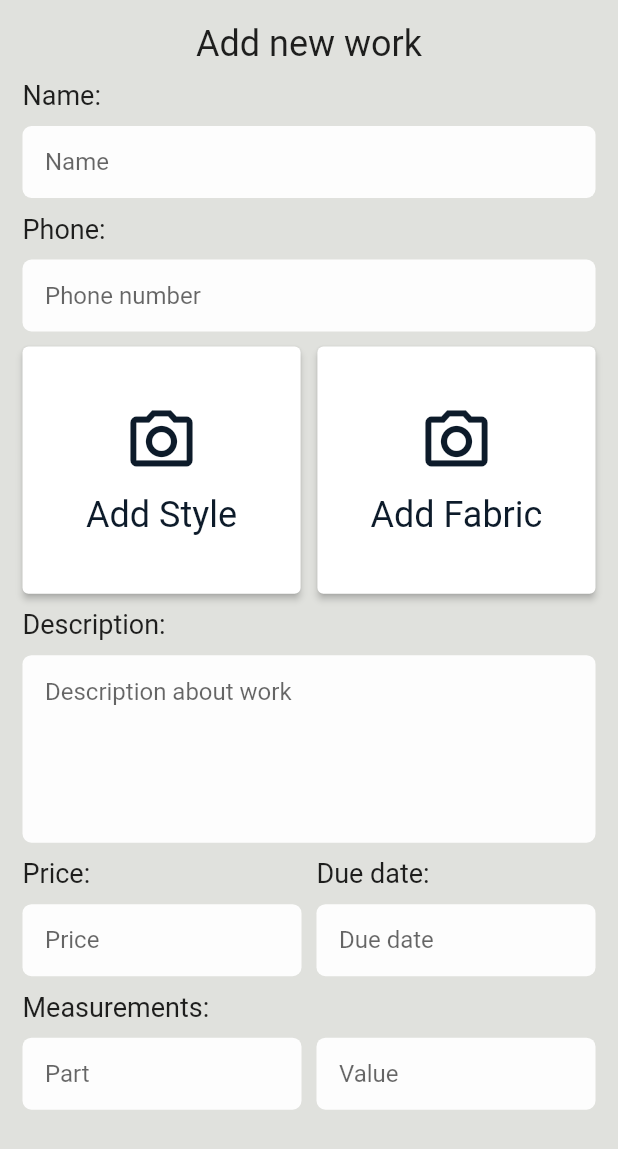
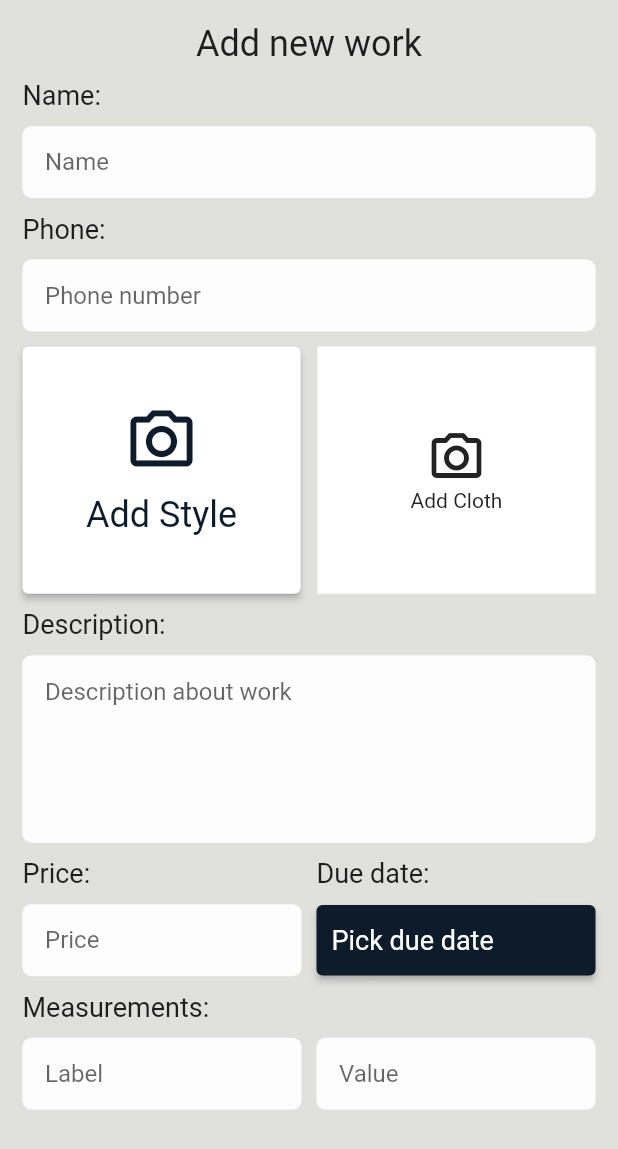
Before and after one commit to Genics85/tailor-app, a Flutter app: the AddPage screen opened directly, on a phone screen of 412 x 824 dp. Shown: the top 1149 px of the screen. Run offline on Flutter 3.47's test engine with Material 2 defaults, Android fonts, the phone set to English and light mode, and no system bars; our stand-ins replace image_picker; network calls fail.

Commit message:
date picker done

```diff
--- a/lib/screens/add_page.dart
+++ b/lib/screens/add_page.dart
@@ -5,13 +5,16 @@ import '../widgets/colors.dart';
 import 'package:image_picker/image_picker.dart';
 
 class AddPage extends StatefulWidget {
-  AddPage({super.key});
+  const AddPage({super.key});
 
   @override
   State<AddPage> createState() => _AddPageState();
 }
 
 class _AddPageState extends State<AddPage> {
+  final TextEditingController _phoneController = TextEditingController();
+  final TextEditingController _nameController = TextEditingController();
+  final TextEditingController _priceController = TextEditingController();
   final TextEditingController _descriptionController = TextEditingController();
   final TextEditingController _labelController = TextEditingController();
   final TextEditingController _valueController = TextEditingController();
@@ -20,7 +23,32 @@ class _AddPageState extends State<AddPage> {
     Size size = MediaQuery.of(context).size;
 
     File? stylePic;
-    XFile? clothPic;
+    File? clothPic;
+    DateTime dateTime = DateTime.now();
+    bool static = true;
+
+    pickDate(BuildContext context) async {
+      await showDatePicker(
+          context: context,
+          initialDate: DateTime.now(),
+          firstDate: DateTime.now(),
+          lastDate: DateTime(2100),
+          builder: (context, child) {
+            return Theme(
+              data: Theme.of(context).copyWith(
+                  colorScheme: ColorScheme.light(primary: AppColors.colorDark),
+                  textButtonTheme: TextButtonThemeData(
+                      style: TextButton.styleFrom(
+                          backgroundColor: AppColors.colorDark,
+                          foregroundColor: Colors.white))),
+              child: child!,
+            );
+          }).then((value) {
+        setState(() {
+          dateTime = value!;
+        });
+      });
+    }
 
     pickStyle() async {
       var image = await ImagePicker().pickImage(source: ImageSource.gallery);
@@ -31,11 +59,15 @@ class _AddPageState extends State<AddPage> {
     }
 
     pickCloth() async {
+      debugPrint((clothPic == null).toString());
+      debugPrint("###########################################");
       var image = await ImagePicker().pickImage(source: ImageSource.gallery);
       if (image == null) return null;
       setState(() {
-        clothPic = image;
+        clothPic = File(image.path);
       });
+      debugPrint("###########################################");
+      debugPrint((clothPic == null).toString());
     }
 
     return SafeArea(
@@ -60,7 +92,7 @@ class _AddPageState extends State<AddPage> {
                       height: 10,
                     ),
                     TextField(
-                        controller: _labelController,
+                        controller: _nameController,
                         decoration: InputDecoration(
                             filled: true,
                             fillColor: const Color.fromARGB(242, 255, 255, 255),
@@ -84,7 +116,7 @@ class _AddPageState extends State<AddPage> {
                       height: 10,
                     ),
                     TextField(
-                        controller: _labelController,
+                        controller: _phoneController,
                         decoration: InputDecoration(
                             filled: true,
                             fillColor: const Color.fromARGB(242, 255, 255, 255),
@@ -102,7 +134,9 @@ class _AddPageState extends State<AddPage> {
                       mainAxisAlignment: MainAxisAlignment.spaceBetween,
                       children: [
                         ElevatedButton(
-                            onPressed: pickStyle,
+                            onPressed: () {
+                              debugPrint(dateTime.toString());
+                            },
                             style: ElevatedButton.styleFrom(
                                 minimumSize:
                                     Size(size.width * 0.45, size.height * 0.20),
@@ -127,30 +161,51 @@ class _AddPageState extends State<AddPage> {
                                     ],
                                   )
                                 : Image.file(stylePic!)),
-                        ElevatedButton(
-                            onPressed: pickCloth,
-                            style: ElevatedButton.styleFrom(
-                                minimumSize:
-                                    Size(size.width * 0.45, size.height * 0.20),
-                                foregroundColor: AppColors.colorDark,
-                                backgroundColor: Colors.white,
-                                padding: const EdgeInsets.symmetric(
-                                    horizontal: 10, vertical: 10),
-                                textStyle: const TextStyle(
-                                  fontSize: 24,
-                                )),
+                        GestureDetector(
+                          onTap: pickCloth,
+                          child: Container(
+                            width: size.width * 0.45,
+                            height: size.height * 0.20,
+                            decoration: BoxDecoration(
+                                color: static ? Colors.white : Colors.blue),
+                            alignment: Alignment.center,
                             child: Column(
-                              children: const [
-                                Icon(
-                                  Icons.camera_alt_outlined,
-                                  size: 50,
-                                ),
-                                SizedBox(
-                                  height: 10,
-                                ),
-                                Text("Add Fabric")
-                              ],
-                            ))
+                                mainAxisAlignment: MainAxisAlignment.center,
+                                children: [
+                                  Icon(
+                                    Icons.camera_alt_outlined,
+                                    size: 40,
+                                  ),
+                                  Text(
+                                    "Add Cloth",
+                                  )
+                                ]),
+                          ),
+                        )
+                        // ElevatedButton(
+                        //     onPressed: pickCloth,
+                        //     style: ElevatedButton.styleFrom(
+                        //         minimumSize:
+                        //             Size(size.width * 0.45, size.height * 0.20),
+                        //         foregroundColor: AppColors.colorDark,
+                        //         backgroundColor: Colors.white,
+                        //         padding: const EdgeInsets.symmetric(
+                        //             horizontal: 10, vertical: 10),
+                        //         textStyle: const TextStyle(
+                        //           fontSize: 24,
+                        //         )),
+                        //     child: Column(
+                        //       children: const [
+                        //         Icon(
+                        //           Icons.camera_alt_outlined,
+                        //           size: 50,
+                        //         ),
+                        //         SizedBox(
+                        //           height: 10,
+                        //         ),
+                        //         Text("Add Fabric")
+                        //       ],
+                        //     ))
                       ],
                     ),
                     const SizedBox(height: 10),
@@ -195,7 +250,7 @@ class _AddPageState extends State<AddPage> {
                                   height: 10,
                                 ),
                                 TextField(
-                                    controller: _labelController,
+                                    controller: _priceController,
                                     decoration: InputDecoration(
                                         filled: true,
                                         fillColor: const Color.fromARGB(
@@ -228,21 +283,21 @@ class _AddPageState extends State<AddPage> {
                                 const SizedBox(
                                   height: 10,
                                 ),
-                                TextField(
-                                    controller: _labelController,
-                                    decoration: InputDecoration(
-                                        filled: true,
-                                        fillColor: const Color.fromARGB(
-                                            242, 255, 255, 255),
-                                        border: OutlineInputBorder(
-                                            borderRadius:
-                                                BorderRadius.circular(6),
-                                            borderSide: BorderSide.none),
-                                        iconColor: AppColors.colorDark,
-                                        contentPadding:
-                                            const EdgeInsets.symmetric(
-                                                horizontal: 15),
-                                        hintText: "Due date"))
+                                ElevatedButton(
+                                    onPressed: () => pickDate(context),
+                                    style: ElevatedButton.styleFrom(
+                                        minimumSize: Size(size.width * 0.5,
+                                            size.height * 0.057),
+                                        foregroundColor: Colors.white,
+                                        backgroundColor: AppColors.colorDark,
+                                        padding: const EdgeInsets.symmetric(
+                                            horizontal: 10, vertical: 10),
+                                        textStyle: const TextStyle(
+                                          fontSize: 18,
+                                        )),
+                                    child: const Align(
+                                        alignment: Alignment.centerLeft,
+                                        child: Text("Pick due date"))),
                               ],
                             ))
                       ],
@@ -276,7 +331,7 @@ class _AddPageState extends State<AddPage> {
                                       contentPadding:
                                           const EdgeInsets.symmetric(
                                               horizontal: 15),
-                                      hintText: "Part"))),
+                                      hintText: "Label"))),
                           const SizedBox(
                             width: 10,
                           ),
```
